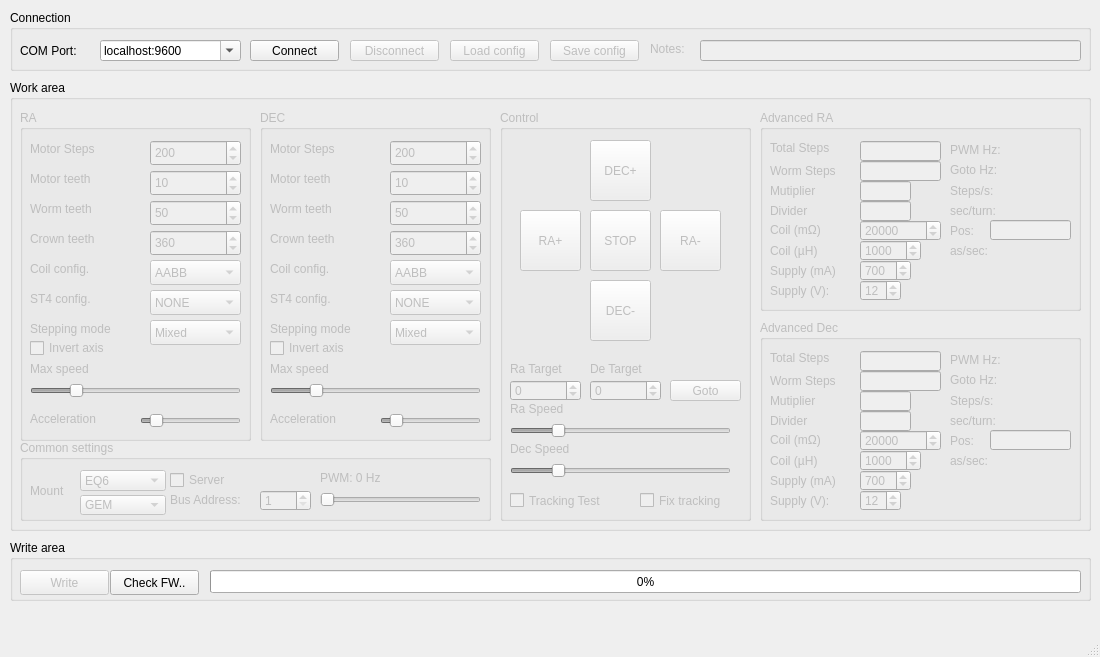
Old version of the form mainwindow.ui in the repository ahp-electronics/gt-configurator.
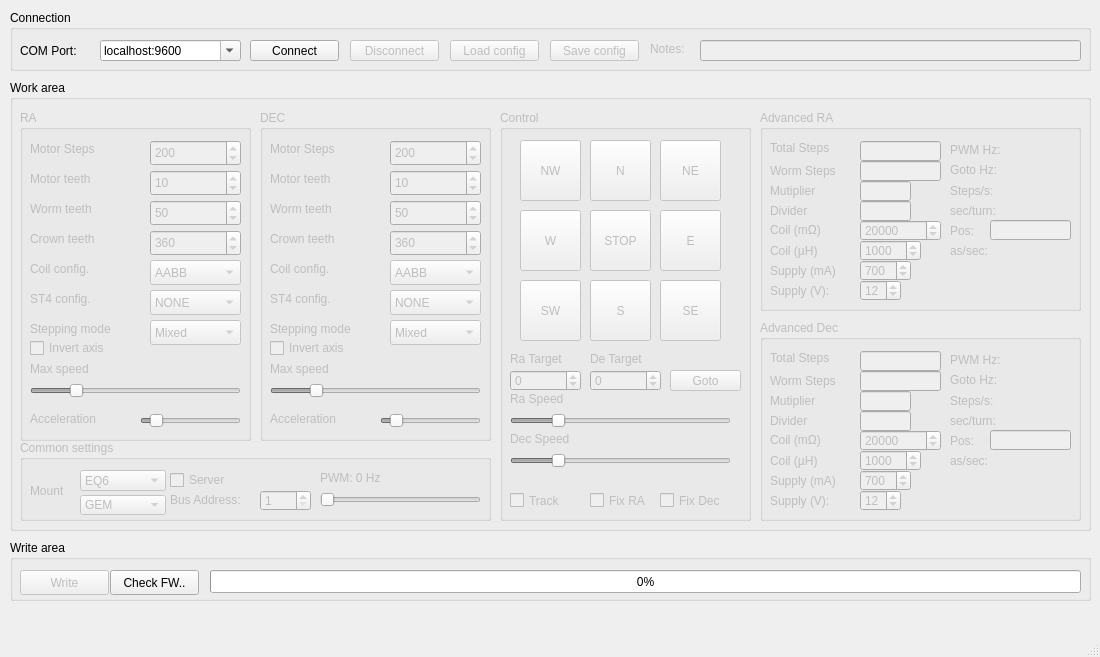
New version of the form.

Commit message: Fixing graphical issues with fix tracking

```diff
--- a/mainwindow.ui
+++ b/mainwindow.ui
@@ -410,7 +410,7 @@
        </rect>
       </property>
       <property name="text">
-       <string>DEC+</string>
+       <string>N</string>
       </property>
      </widget>
      <widget class="QPushButton" name="Ra_P">
@@ -423,7 +423,7 @@
        </rect>
       </property>
       <property name="text">
-       <string>RA+</string>
+       <string>W</string>
       </property>
      </widget>
      <widget class="QPushButton" name="Ra_N">
@@ -436,7 +436,7 @@
        </rect>
       </property>
       <property name="text">
-       <string>RA-</string>
+       <string>E</string>
       </property>
      </widget>
      <widget class="QPushButton" name="Stop">
@@ -462,14 +462,14 @@
        </rect>
       </property>
       <property name="text">
-       <string>DEC-</string>
+       <string>S</string>
       </property>
      </widget>
      <widget class="QSlider" name="Ra_Speed">
       <property name="geometry">
        <rect>
         <x>10</x>
-        <y>310</y>
+        <y>300</y>
         <width>221</width>
         <height>21</height>
        </rect>
@@ -497,7 +497,7 @@
       <property name="geometry">
        <rect>
         <x>10</x>
-        <y>290</y>
+        <y>280</y>
         <width>221</width>
         <height>17</height>
        </rect>
@@ -510,7 +510,7 @@
       <property name="geometry">
        <rect>
         <x>10</x>
-        <y>330</y>
+        <y>320</y>
         <width>221</width>
         <height>17</height>
        </rect>
@@ -523,7 +523,7 @@
       <property name="geometry">
        <rect>
         <x>10</x>
-        <y>350</y>
+        <y>340</y>
         <width>221</width>
         <height>21</height>
        </rect>
@@ -552,19 +552,19 @@
        <rect>
         <x>10</x>
         <y>380</y>
-        <width>121</width>
+        <width>71</width>
         <height>21</height>
        </rect>
       </property>
       <property name="text">
-       <string>Tracking Test</string>
+       <string>Track</string>
       </property>
      </widget>
      <widget class="QPushButton" name="Goto">
       <property name="geometry">
        <rect>
         <x>170</x>
-        <y>270</y>
+        <y>260</y>
         <width>71</width>
         <height>21</height>
        </rect>
@@ -577,7 +577,7 @@
       <property name="geometry">
        <rect>
         <x>10</x>
-        <y>270</y>
+        <y>260</y>
         <width>71</width>
         <height>21</height>
        </rect>
@@ -596,7 +596,7 @@
       <property name="geometry">
        <rect>
         <x>90</x>
-        <y>270</y>
+        <y>260</y>
         <width>71</width>
         <height>21</height>
        </rect>
@@ -615,7 +615,7 @@
       <property name="geometry">
        <rect>
         <x>10</x>
-        <y>250</y>
+        <y>240</y>
         <width>71</width>
         <height>17</height>
        </rect>
@@ -628,7 +628,7 @@
       <property name="geometry">
        <rect>
         <x>90</x>
-        <y>250</y>
+        <y>240</y>
         <width>71</width>
         <height>17</height>
        </rect>
@@ -640,14 +640,79 @@
      <widget class="QCheckBox" name="TuneTrack">
       <property name="geometry">
        <rect>
-        <x>140</x>
+        <x>90</x>
         <y>380</y>
-        <width>101</width>
+        <width>71</width>
         <height>21</height>
        </rect>
       </property>
       <property name="text">
-       <string>Fix tracking</string>
+       <string>Fix RA</string>
+      </property>
+     </widget>
+     <widget class="QPushButton" name="SE">
+      <property name="geometry">
+       <rect>
+        <x>160</x>
+        <y>170</y>
+        <width>61</width>
+        <height>61</height>
+       </rect>
+      </property>
+      <property name="text">
+       <string>SE</string>
+      </property>
+     </widget>
+     <widget class="QPushButton" name="NE">
+      <property name="geometry">
+       <rect>
+        <x>160</x>
+        <y>30</y>
+        <width>61</width>
+        <height>61</height>
+       </rect>
+      </property>
+      <property name="text">
+       <string>NE</string>
+      </property>
+     </widget>
+     <widget class="QPushButton" name="NW">
+      <property name="geometry">
+       <rect>
+        <x>20</x>
+        <y>30</y>
+        <width>61</width>
+        <height>61</height>
+       </rect>
+      </property>
+      <property name="text">
+       <string>NW</string>
+      </property>
+     </widget>
+     <widget class="QPushButton" name="SW">
+      <property name="geometry">
+       <rect>
+        <x>20</x>
+        <y>170</y>
+        <width>61</width>
+        <height>61</height>
+       </rect>
+      </property>
+      <property name="text">
+       <string>SW</string>
+      </property>
+     </widget>
+     <widget class="QCheckBox" name="TuneDec">
+      <property name="geometry">
+       <rect>
+        <x>160</x>
+        <y>380</y>
+        <width>71</width>
+        <height>21</height>
+       </rect>
+      </property>
+      <property name="text">
+       <string>Fix Dec</string>
       </property>
      </widget>
     </widget>
```
Left out of the diff: 10 changed lines with no effect on the pictures. The commit also changes 4 other files.
